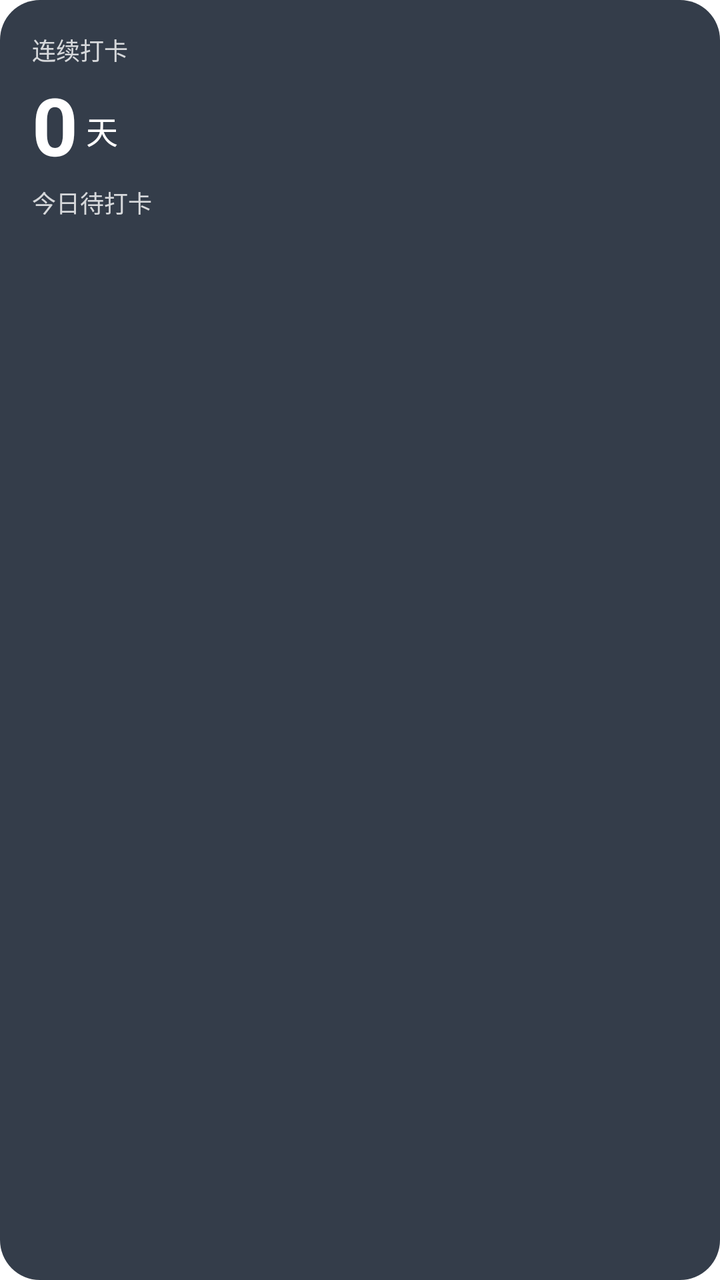
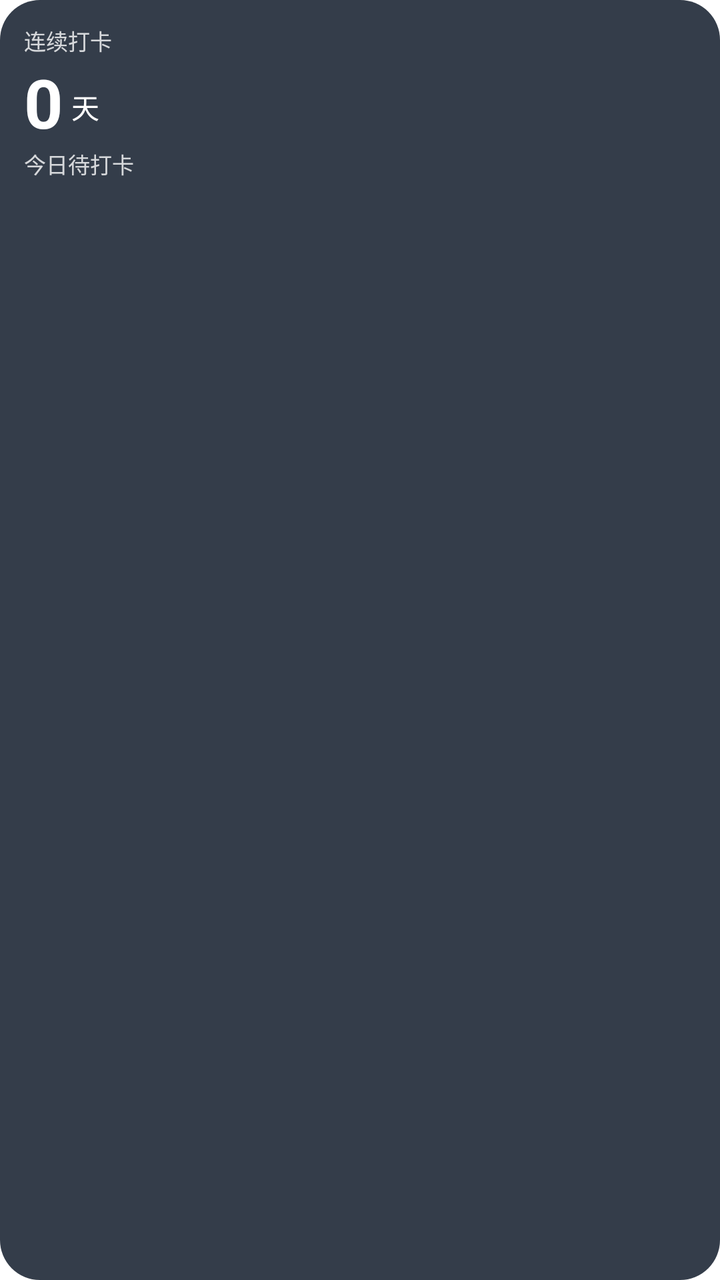

Two renders of the same Android screen: before a commit and after it. Below are the layout's source before the change and the commit's diff.
<!-- AndroidManifest.xml: fallback theme Theme.MaterialComponents.DayNight.NoActionBar -->
<!-- res/layout/checkin_widget.xml -->
<?xml version="1.0" encoding="utf-8"?>
<LinearLayout xmlns:android="http://schemas.android.com/apk/res/android"
    android:id="@+id/widget_root"
    android:layout_width="match_parent"
    android:layout_height="match_parent"
    android:background="@drawable/widget_background"
    android:orientation="vertical"
    android:padding="16dp">

    <TextView
        android:layout_width="wrap_content"
        android:layout_height="wrap_content"
        android:text="连续打卡"
        android:textColor="#CCFFFFFF"
        android:textSize="12sp" />

    <LinearLayout
        android:layout_width="wrap_content"
        android:layout_height="wrap_content"
        android:layout_marginTop="2dp"
        android:gravity="bottom"
        android:orientation="horizontal">

        <TextView
            android:id="@+id/widget_streak"
            android:layout_width="wrap_content"
            android:layout_height="wrap_content"
            android:text="0"
            android:textColor="#FFFFFF"
            android:textSize="40sp"
            android:textStyle="bold" />

        <TextView
            android:layout_width="wrap_content"
            android:layout_height="wrap_content"
            android:layout_marginBottom="6dp"
            android:layout_marginStart="4dp"
            android:text="天"
            android:textColor="#FFFFFF"
            android:textSize="16sp" />
    </LinearLayout>

    <LinearLayout
        android:layout_width="match_parent"
        android:layout_height="wrap_content"
        android:layout_marginTop="2dp"
        android:gravity="center_vertical"
        android:orientation="horizontal">

        <TextView
            android:id="@+id/widget_status"
            android:layout_width="wrap_content"
            android:layout_height="wrap_content"
            android:text="今日待打卡"
            android:textColor="#CCFFFFFF"
            android:textSize="12sp" />

        <TextView
            android:id="@+id/widget_achievements"
            android:layout_width="0dp"
            android:layout_height="wrap_content"
            android:layout_marginStart="8dp"
            android:layout_weight="1"
            android:gravity="end"
            android:maxLines="1"
            android:text=""
            android:textSize="15sp" />
    </LinearLayout>
</LinearLayout>
<!-- resources referenced by this layout -->
<resources>
  <!-- drawable widget_background (drawable) -->
  <?xml version="1.0" encoding="utf-8"?>
  <shape xmlns:android="http://schemas.android.com/apk/res/android"
      android:shape="rectangle">
      <solid android:color="#E61F2937" />
      <corners android:radius="20dp" />
  </shape>
</resources>

<!-- the commit's change to res/layout/checkin_widget.xml (unified diff, before → after) -->
@@ -5,19 +5,18 @@
     android:layout_height="match_parent"
     android:background="@drawable/widget_background"
     android:orientation="vertical"
-    android:padding="16dp">
+    android:padding="12dp">
 
     <TextView
         android:layout_width="wrap_content"
         android:layout_height="wrap_content"
         android:text="连续打卡"
         android:textColor="#CCFFFFFF"
-        android:textSize="12sp" />
+        android:textSize="11sp" />
 
     <LinearLayout
         android:layout_width="wrap_content"
         android:layout_height="wrap_content"
-        android:layout_marginTop="2dp"
         android:gravity="bottom"
         android:orientation="horizontal">
 
@@ -27,43 +26,36 @@
             android:layout_height="wrap_content"
             android:text="0"
             android:textColor="#FFFFFF"
-            android:textSize="40sp"
+            android:textSize="34sp"
             android:textStyle="bold" />
 
         <TextView
             android:layout_width="wrap_content"
             android:layout_height="wrap_content"
-            android:layout_marginBottom="6dp"
+            android:layout_marginBottom="5dp"
             android:layout_marginStart="4dp"
             android:text="天"
             android:textColor="#FFFFFF"
-            android:textSize="16sp" />
+            android:textSize="14sp" />
     </LinearLayout>
 
-    <LinearLayout
+    <TextView
+        android:id="@+id/widget_status"
+        android:layout_width="wrap_content"
+        android:layout_height="wrap_content"
+        android:text="今日待打卡"
+        android:textColor="#CCFFFFFF"
+        android:textSize="11sp" />
+
+    <TextView
+        android:id="@+id/widget_achievements"
         android:layout_width="match_parent"
         android:layout_height="wrap_content"
-        android:layout_marginTop="2dp"
-        android:gravity="center_vertical"
-        android:orientation="horizontal">
-
-        <TextView
-            android:id="@+id/widget_status"
-            android:layout_width="wrap_content"
-            android:layout_height="wrap_content"
-            android:text="今日待打卡"
-            android:textColor="#CCFFFFFF"
-            android:textSize="12sp" />
-
-        <TextView
-            android:id="@+id/widget_achievements"
-            android:layout_width="0dp"
-            android:layout_height="wrap_content"
-            android:layout_marginStart="8dp"
-            android:layout_weight="1"
-            android:gravity="end"
-            android:maxLines="1"
-            android:text=""
-            android:textSize="15sp" />
-    </LinearLayout>
+        android:layout_marginTop="4dp"
+        android:ellipsize="end"
+        android:lineSpacingExtra="0dp"
+        android:maxLines="3"
+        android:text=""
+        android:textColor="#E6FFFFFF"
+        android:textSize="10sp" />
 </LinearLayout>
